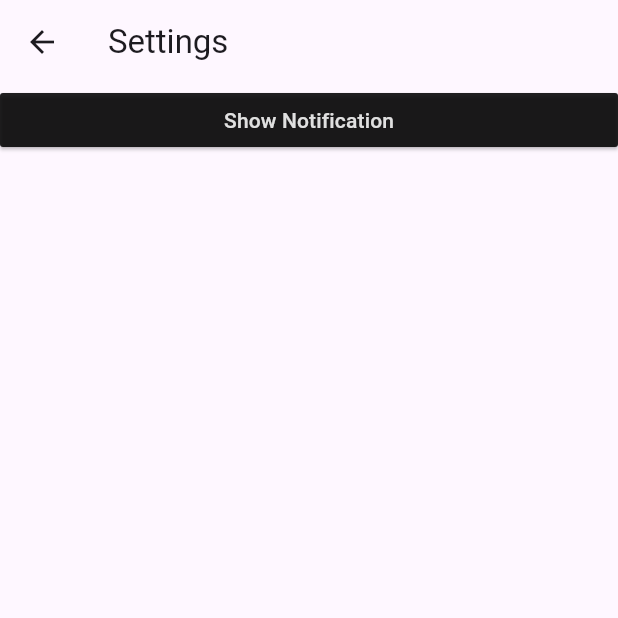
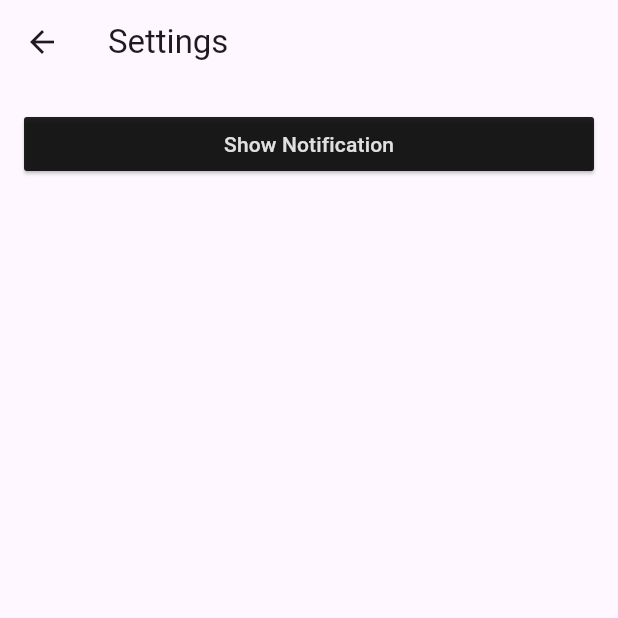
Before and after one commit to rcahya007/ulmo--restaurants, a Flutter app: the SettingsPage screen opened directly, on a phone screen of 412 x 824 dp, the top half of it. Run offline on Flutter 3.47's test engine with Material 3 defaults, Android fonts, the phone set to English and light mode, and no system bars; our stand-ins replace flutter_local_notifications, flutter_rating_bar, flutter_svg, google_fonts, rxdart, sqflite; accounts and stored records are empty; network calls fail.

```diff
--- a/lib/presentation/pages/settings_page/settings_page.dart
+++ b/lib/presentation/pages/settings_page/settings_page.dart
@@ -13,7 +13,9 @@ class SettingsPage extends StatelessWidget {
       body: SafeArea(
         child: ListView(
           children: [
-            ButtonTheme(
+            Padding(
+              padding: const EdgeInsets.all(16),
+              child: ButtonTheme(
                 buttonColor: Colors.grey[300],
                 minWidth: double.infinity,
                 child: ElevatedButton(
@@ -30,6 +32,7 @@ class SettingsPage extends StatelessWidget {
                   child: const Text('Show Notification'),
                 ),
               ),
+            ),
           ],
         ),
       ),
```
Lines whose indentation alone changed are shown as unchanged.
